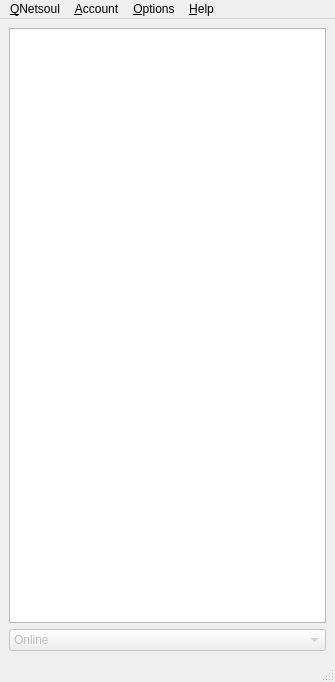
8102/QNetSoul, file ui/QNetsoul.ui: the form before one commit.
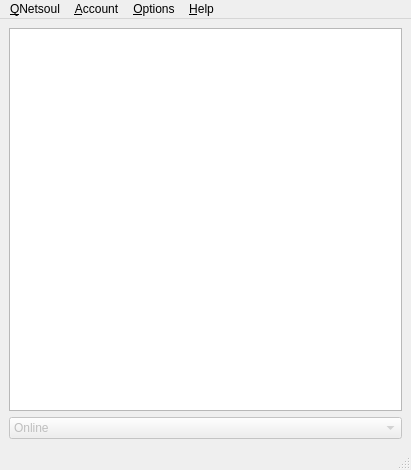
The form after the commit. Icons and pictures are not drawn.

```diff
--- a/ui/QNetsoul.ui
+++ b/ui/QNetsoul.ui
@@ -6,8 +6,8 @@
    <rect>
     <x>0</x>
     <y>0</y>
-    <width>335</width>
-    <height>682</height>
+    <width>411</width>
+    <height>470</height>
    </rect>
   </property>
   <property name="windowTitle">
@@ -37,7 +37,20 @@
     <item row="0" column="0">
      <layout class="QGridLayout" name="gridLayout">
       <item row="0" column="0">
-       <widget class="QListView" name="contactsListView"/>
+       <widget class="QTreeView" name="contactsTreeView">
+        <property name="indentation">
+         <number>0</number>
+        </property>
+        <property name="sortingEnabled">
+         <bool>true</bool>
+        </property>
+        <property name="animated">
+         <bool>true</bool>
+        </property>
+        <attribute name="headerVisible">
+         <bool>false</bool>
+        </attribute>
+       </widget>
       </item>
       <item row="1" column="0">
        <widget class="QComboBox" name="statusComboBox">
@@ -91,7 +104,7 @@
     <rect>
      <x>0</x>
      <y>0</y>
-     <width>335</width>
+     <width>411</width>
      <height>27</height>
     </rect>
    </property>
```
Left out of the diff: 17 changed lines with no effect on the pictures.
